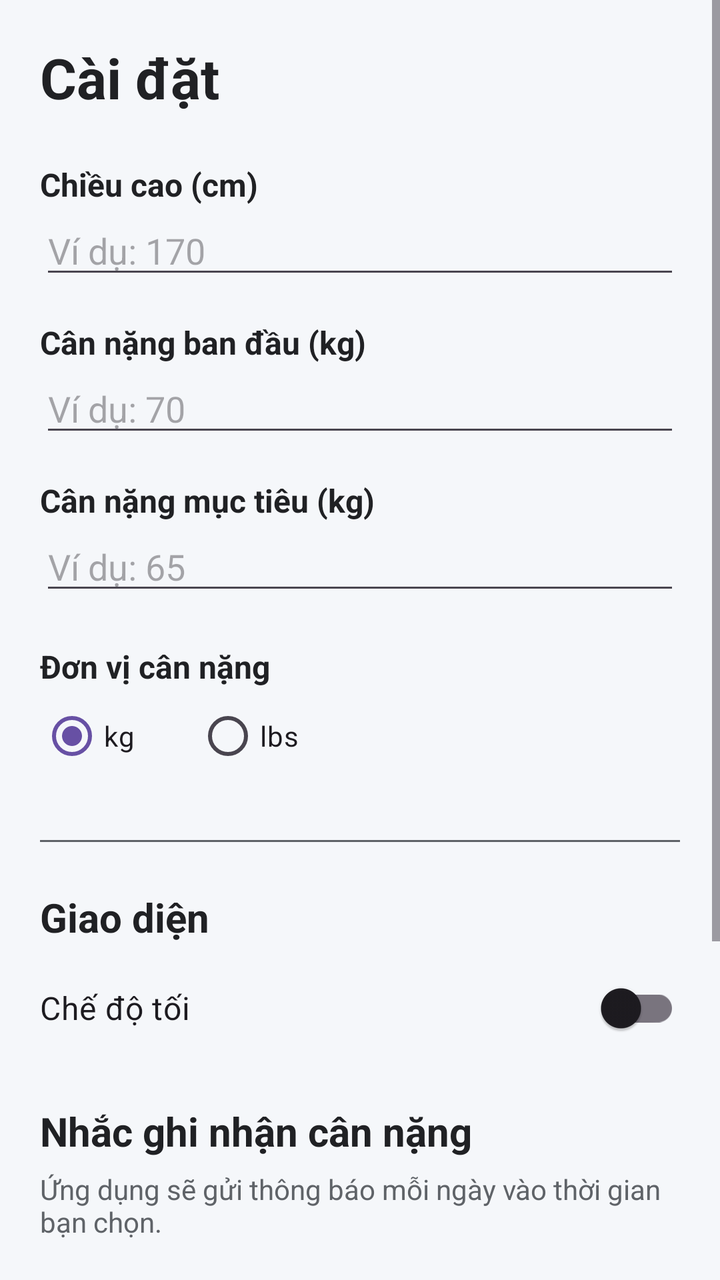
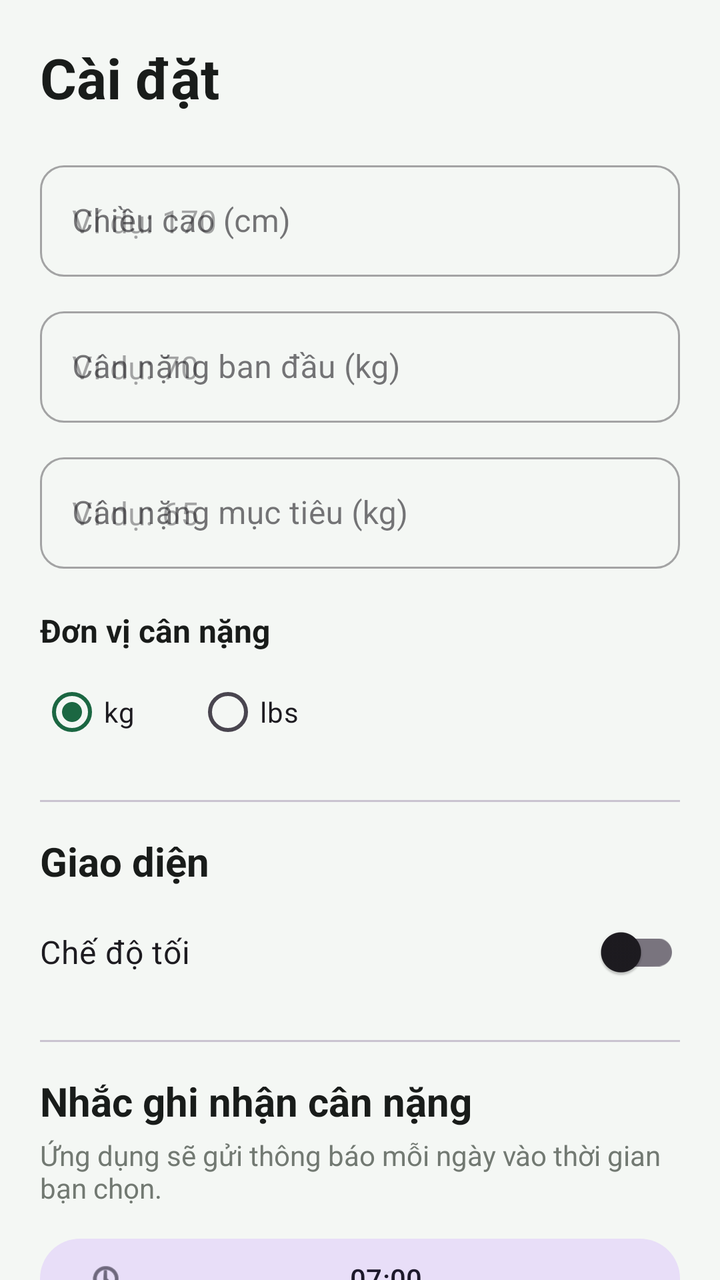

An Android layout rendered at two revisions. The XML below is the earlier revision; the diff shows what the commit changed to produce the second picture.
<!-- AndroidManifest.xml: application theme Theme.Theo_doi_can_nang -->
<!-- res/layout/activity_settings.xml -->
<?xml version="1.0" encoding="utf-8"?>
<ScrollView
    xmlns:android="http://schemas.android.com/apk/res/android"
    android:layout_width="match_parent"
    android:layout_height="match_parent"
    android:background="@color/app_background">

    <LinearLayout
        android:layout_width="match_parent"
        android:layout_height="wrap_content"
        android:orientation="vertical"
        android:padding="20dp">

        
        
        

        <TextView
            android:layout_width="wrap_content"
            android:layout_height="wrap_content"
            android:text="Cài đặt"
            android:textSize="28sp"
            android:textStyle="bold"
            android:textColor="@color/app_text" />

        
        
        

        <TextView
            android:layout_width="wrap_content"
            android:layout_height="wrap_content"
            android:layout_marginTop="24dp"
            android:text="Chiều cao (cm)"
            android:textSize="16sp"
            android:textStyle="bold"
            android:textColor="@color/app_text" />

        <EditText
            android:id="@+id/edtHeight"
            android:layout_width="match_parent"
            android:layout_height="wrap_content"
            android:hint="Ví dụ: 170"
            android:inputType="numberDecimal"
            android:autofillHints="height" />

        
        
        

        <TextView
            android:id="@+id/tvStartWeightLabel"
            android:layout_width="wrap_content"
            android:layout_height="wrap_content"
            android:layout_marginTop="16dp"
            android:text="Cân nặng ban đầu (kg)"
            android:textSize="16sp"
            android:textStyle="bold"
            android:textColor="@color/app_text" />

        <EditText
            android:id="@+id/edtStartWeight"
            android:layout_width="match_parent"
            android:layout_height="wrap_content"
            android:hint="Ví dụ: 70"
            android:inputType="numberDecimal"
            android:autofillHints="weight" />

        
        
        

        <TextView
            android:id="@+id/tvGoalWeightLabel"
            android:layout_width="wrap_content"
            android:layout_height="wrap_content"
            android:layout_marginTop="16dp"
            android:text="Cân nặng mục tiêu (kg)"
            android:textSize="16sp"
            android:textStyle="bold"
            android:textColor="@color/app_text" />

        <EditText
            android:id="@+id/edtGoalWeight"
            android:layout_width="match_parent"
            android:layout_height="wrap_content"
            android:hint="Ví dụ: 65"
            android:inputType="numberDecimal"
            android:autofillHints="weight" />

        
        
        

        <TextView
            android:layout_width="wrap_content"
            android:layout_height="wrap_content"
            android:layout_marginTop="20dp"
            android:text="Đơn vị cân nặng"
            android:textSize="16sp"
            android:textStyle="bold"
            android:textColor="@color/app_text" />

        <RadioGroup
            android:id="@+id/radioUnit"
            android:layout_width="match_parent"
            android:layout_height="wrap_content"
            android:orientation="horizontal">

            <RadioButton
                android:id="@+id/radioKg"
                android:layout_width="wrap_content"
                android:layout_height="wrap_content"
                android:text="kg"
                android:checked="true" />

            <RadioButton
                android:id="@+id/radioLbs"
                android:layout_width="wrap_content"
                android:layout_height="wrap_content"
                android:layout_marginStart="30dp"
                android:text="lbs" />

        </RadioGroup>

        
        
        

        <View
            android:layout_width="match_parent"
            android:layout_height="1dp"
            android:layout_marginTop="28dp"
            android:background="@color/app_secondary_text" />

        <TextView
            android:layout_width="wrap_content"
            android:layout_height="wrap_content"
            android:layout_marginTop="24dp"
            android:text="Giao diện"
            android:textSize="20sp"
            android:textStyle="bold"
            android:textColor="@color/app_text" />

        <androidx.appcompat.widget.SwitchCompat
            android:id="@+id/switchDarkMode"
            android:layout_width="match_parent"
            android:layout_height="wrap_content"
            android:layout_marginTop="8dp"
            android:text="Chế độ tối"
            android:textSize="16sp" />

        
        
        

        <TextView
            android:layout_width="wrap_content"
            android:layout_height="wrap_content"
            android:layout_marginTop="24dp"
            android:text="Nhắc ghi nhận cân nặng"
            android:textSize="20sp"
            android:textStyle="bold"
            android:textColor="@color/app_text" />

        <TextView
            android:layout_width="match_parent"
            android:layout_height="wrap_content"
            android:layout_marginTop="6dp"
            android:text="Ứng dụng sẽ gửi thông báo mỗi ngày vào thời gian bạn chọn."
            android:textSize="14sp"
            android:textColor="@color/app_secondary_text" />

        
        
        

        <TextView
            android:layout_width="wrap_content"
            android:layout_height="wrap_content"
            android:layout_marginTop="20dp"
            android:text="Giờ nhắc"
            android:textSize="16sp"
            android:textStyle="bold"
            android:textColor="@color/app_text" />

        <Button
            android:id="@+id/btnReminderTime"
            android:layout_width="match_parent"
            android:layout_height="wrap_content"
            android:layout_marginTop="8dp"
            android:text="07:00" />

        
        
        

        <androidx.appcompat.widget.SwitchCompat
            android:id="@+id/switchReminder"
            android:layout_width="match_parent"
            android:layout_height="wrap_content"
            android:layout_marginTop="12dp"
            android:text="Bật nhắc nhở hàng ngày"
            android:textSize="16sp" />

        
        
        

        <Button
            android:id="@+id/btnSaveSettings"
            android:layout_width="match_parent"
            android:layout_height="wrap_content"
            android:layout_marginTop="24dp"
            android:text="Lưu cài đặt" />

    </LinearLayout>

</ScrollView>
<!-- resources referenced by this layout -->
<resources>
  <color name="app_background">#F5F7FA</color>
  <color name="app_secondary_text">#5F6368</color>
  <color name="app_text">#202124</color>
  <style name="Theme.Theo_doi_can_nang" parent="Base.Theme.Theo_doi_can_nang" />
  <style name="Base.Theme.Theo_doi_can_nang" parent="Theme.Material3.DayNight.NoActionBar">
  
          
  
      </style>
</resources>

<!-- the commit's change to res/layout/activity_settings.xml (unified diff, before → after) -->
@@ -1,9 +1,11 @@
 <?xml version="1.0" encoding="utf-8"?>
-<ScrollView
+<androidx.core.widget.NestedScrollView
     xmlns:android="http://schemas.android.com/apk/res/android"
+    xmlns:app="http://schemas.android.com/apk/res-auto"
     android:layout_width="match_parent"
     android:layout_height="match_parent"
-    android:background="@color/app_background">
+    android:background="@color/app_background"
+    android:fillViewport="true">
 
     <LinearLayout
         android:layout_width="match_parent"
@@ -11,108 +13,115 @@
         android:orientation="vertical"
         android:padding="20dp">
 
-        
-        
-        
-
         <TextView
             android:layout_width="wrap_content"
             android:layout_height="wrap_content"
             android:text="Cài đặt"
+            android:textColor="@color/app_text"
             android:textSize="28sp"
-            android:textStyle="bold"
-            android:textColor="@color/app_text" />
-
-        
-        
-        
-
-        <TextView
-            android:layout_width="wrap_content"
-            android:layout_height="wrap_content"
-            android:layout_marginTop="24dp"
-            android:text="Chiều cao (cm)"
-            android:textSize="16sp"
-            android:textStyle="bold"
-            android:textColor="@color/app_text" />
-
-        <EditText
-            android:id="@+id/edtHeight"
-            android:layout_width="match_parent"
-            android:layout_height="wrap_content"
-            android:hint="Ví dụ: 170"
-            android:inputType="numberDecimal"
-            android:autofillHints="height" />
-
-        
-        
-        
+            android:textStyle="bold" />
+
+        
+        <com.google.android.material.textfield.TextInputLayout
+            style="@style/Widget.MaterialComponents.TextInputLayout.OutlinedBox"
+            android:layout_width="match_parent"
+            android:layout_height="wrap_content"
+            android:layout_marginTop="20dp"
+            android:hint="Chiều cao (cm)"
+            app:boxCornerRadiusBottomEnd="12dp"
+            app:boxCornerRadiusBottomStart="12dp"
+            app:boxCornerRadiusTopEnd="12dp"
+            app:boxCornerRadiusTopStart="12dp">
+
+            <com.google.android.material.textfield.TextInputEditText
+                android:id="@+id/edtHeight"
+                android:layout_width="match_parent"
+                android:layout_height="wrap_content"
+                android:autofillHints="height"
+                android:hint="Ví dụ: 170"
+                android:inputType="numberDecimal" />
+
+        </com.google.android.material.textfield.TextInputLayout>
+
+        
+        <com.google.android.material.textfield.TextInputLayout
+            style="@style/Widget.MaterialComponents.TextInputLayout.OutlinedBox"
+            android:layout_width="match_parent"
+            android:layout_height="wrap_content"
+            android:layout_marginTop="12dp"
+            android:hint="Cân nặng ban đầu (kg)"
+            app:boxCornerRadiusBottomEnd="12dp"
+            app:boxCornerRadiusBottomStart="12dp"
+            app:boxCornerRadiusTopEnd="12dp"
+            app:boxCornerRadiusTopStart="12dp">
+
+            <com.google.android.material.textfield.TextInputEditText
+                android:id="@+id/edtStartWeight"
+                android:layout_width="match_parent"
+                android:layout_height="wrap_content"
+                android:autofillHints="weight"
+                android:hint="Ví dụ: 70"
+                android:inputType="numberDecimal" />
+
+        </com.google.android.material.textfield.TextInputLayout>
 
         <TextView
             android:id="@+id/tvStartWeightLabel"
             android:layout_width="wrap_content"
             android:layout_height="wrap_content"
-            android:layout_marginTop="16dp"
-            android:text="Cân nặng ban đầu (kg)"
-            android:textSize="16sp"
-            android:textStyle="bold"
-            android:textColor="@color/app_text" />
-
-        <EditText
-            android:id="@+id/edtStartWeight"
-            android:layout_width="match_parent"
-            android:layout_height="wrap_content"
-            android:hint="Ví dụ: 70"
-            android:inputType="numberDecimal"
-            android:autofillHints="weight" />
-
-        
-        
-        
+            android:visibility="gone" />
+
+        
+        <com.google.android.material.textfield.TextInputLayout
+            style="@style/Widget.MaterialComponents.TextInputLayout.OutlinedBox"
+            android:layout_width="match_parent"
+            android:layout_height="wrap_content"
+            android:layout_marginTop="12dp"
+            android:hint="Cân nặng mục tiêu (kg)"
+            app:boxCornerRadiusBottomEnd="12dp"
+            app:boxCornerRadiusBottomStart="12dp"
+            app:boxCornerRadiusTopEnd="12dp"
+            app:boxCornerRadiusTopStart="12dp">
+
+            <com.google.android.material.textfield.TextInputEditText
+                android:id="@+id/edtGoalWeight"
+                android:layout_width="match_parent"
+                android:layout_height="wrap_content"
+                android:autofillHints="weight"
+                android:hint="Ví dụ: 65"
+                android:inputType="numberDecimal" />
+
+        </com.google.android.material.textfield.TextInputLayout>
 
         <TextView
             android:id="@+id/tvGoalWeightLabel"
             android:layout_width="wrap_content"
             android:layout_height="wrap_content"
-            android:layout_marginTop="16dp"
-            android:text="Cân nặng mục tiêu (kg)"
-            android:textSize="16sp"
-            android:textStyle="bold"
-            android:textColor="@color/app_text" />
-
-        <EditText
-            android:id="@+id/edtGoalWeight"
-            android:layout_width="match_parent"
-            android:layout_height="wrap_content"
-            android:hint="Ví dụ: 65"
-            android:inputType="numberDecimal"
-            android:autofillHints="weight" />
-
-        
-        
-        
-
+            android:visibility="gone" />
+
+        
         <TextView
             android:layout_width="wrap_content"
             android:layout_height="wrap_content"
             android:layout_marginTop="20dp"
             android:text="Đơn vị cân nặng"
+            android:textColor="@color/app_text"
             android:textSize="16sp"
-            android:textStyle="bold"
-            android:textColor="@color/app_text" />
+            android:textStyle="bold" />
 
         <RadioGroup
             android:id="@+id/radioUnit"
             android:layout_width="match_parent"
             android:layout_height="wrap_content"
+            android:layout_marginTop="6dp"
             android:orientation="horizontal">
 
             <RadioButton
                 android:id="@+id/radioKg"
                 android:layout_width="wrap_content"
                 android:layout_height="wrap_content"
-                android:text="kg"
-                android:checked="true" />
+                android:checked="true"
+                android:text="kg" />
 
             <RadioButton
                 android:id="@+id/radioLbs"
@@ -124,23 +133,19 @@
         </RadioGroup>
 
         
-        
-        
-
-        <View
-            android:layout_width="match_parent"
-            android:layout_height="1dp"
-            android:layout_marginTop="28dp"
-            android:background="@color/app_secondary_text" />
-
-        <TextView
-            android:layout_width="wrap_content"
-            android:layout_height="wrap_content"
-            android:layout_marginTop="24dp"
+        <com.google.android.material.divider.MaterialDivider
+            android:layout_width="match_parent"
+            android:layout_height="wrap_content"
+            android:layout_marginTop="20dp" />
+
+        <TextView
+            android:layout_width="wrap_content"
+            android:layout_height="wrap_content"
+            android:layout_marginTop="16dp"
             android:text="Giao diện"
+            android:textColor="@color/app_text"
             android:textSize="20sp"
-            android:textStyle="bold"
-            android:textColor="@color/app_text" />
+            android:textStyle="bold" />
 
         <androidx.appcompat.widget.SwitchCompat
             android:id="@+id/switchDarkMode"
@@ -151,69 +156,54 @@
             android:textSize="16sp" />
 
         
-        
-        
-
-        <TextView
-            android:layout_width="wrap_content"
-            android:layout_height="wrap_content"
-            android:layout_marginTop="24dp"
+        <com.google.android.material.divider.MaterialDivider
+            android:layout_width="match_parent"
+            android:layout_height="wrap_content"
+            android:layout_marginTop="20dp" />
+
+        <TextView
+            android:layout_width="wrap_content"
+            android:layout_height="wrap_content"
+            android:layout_marginTop="16dp"
             android:text="Nhắc ghi nhận cân nặng"
+            android:textColor="@color/app_text"
             android:textSize="20sp"
-            android:textStyle="bold"
-            android:textColor="@color/app_text" />
-
-        <TextView
-            android:layout_width="match_parent"
-            android:layout_height="wrap_content"
-            android:layout_marginTop="6dp"
+            android:textStyle="bold" />
+
+        <TextView
+            android:layout_width="match_parent"
+            android:layout_height="wrap_content"
+            android:layout_marginTop="4dp"
             android:text="Ứng dụng sẽ gửi thông báo mỗi ngày vào thời gian bạn chọn."
-            android:textSize="14sp"
-            android:textColor="@color/app_secondary_text" />
-
-        
-        
-        
-
-        <TextView
-            android:layout_width="wrap_content"
-            android:layout_height="wrap_content"
-            android:layout_marginTop="20dp"
-            android:text="Giờ nhắc"
-            android:textSize="16sp"
-            android:textStyle="bold"
-            android:textColor="@color/app_text" />
-
-        <Button
+            android:textColor="@color/app_secondary_text"
+            android:textSize="14sp" />
+
+        <com.google.android.material.button.MaterialButton
             android:id="@+id/btnReminderTime"
-            android:layout_width="match_parent"
-            android:layout_height="wrap_content"
-            android:layout_marginTop="8dp"
-            android:text="07:00" />
-
-        
-        
-        
+            style="@style/Widget.Material3.Button.TonalButton"
+            android:layout_width="match_parent"
+            android:layout_height="wrap_content"
+            android:layout_marginTop="12dp"
+            android:text="07:00"
+            app:icon="@android:drawable/ic_menu_recent_history" />
 
         <androidx.appcompat.widget.SwitchCompat
             android:id="@+id/switchReminder"
             android:layout_width="match_parent"
             android:layout_height="wrap_content"
-            android:layout_marginTop="12dp"
+            android:layout_marginTop="10dp"
             android:text="Bật nhắc nhở hàng ngày"
             android:textSize="16sp" />
 
         
-        
-        
-
-        <Button
+        <com.google.android.material.button.MaterialButton
             android:id="@+id/btnSaveSettings"
             android:layout_width="match_parent"
             android:layout_height="wrap_content"
             android:layout_marginTop="24dp"
-            android:text="Lưu cài đặt" />
+            android:text="Lưu cài đặt"
+            app:cornerRadius="12dp" />
 
     </LinearLayout>
 
-</ScrollView>
+</androidx.core.widget.NestedScrollView>
<!-- resource entries referenced after the edit -->
@@ -1,13 +1,21 @@
 <!-- resources referenced by this layout -->
 <resources>
-  <color name="app_background">#F5F7FA</color>
-  <color name="app_secondary_text">#5F6368</color>
-  <color name="app_text">#202124</color>
+  <color name="app_background">#F4F7F4</color>
+  <color name="app_secondary_text">#727972</color>
+  <color name="app_text">#191C1A</color>
   <style name="Theme.Theo_doi_can_nang" parent="Base.Theme.Theo_doi_can_nang" />
   <style name="Base.Theme.Theo_doi_can_nang" parent="Theme.Material3.DayNight.NoActionBar">
-  
-          
-  
+          <item name="colorPrimary">@color/primary</item>
+          <item name="colorOnPrimary">@color/on_primary</item>
+          <item name="colorPrimaryContainer">@color/primary_container</item>
+          <item name="colorOnPrimaryContainer">@color/on_primary_container</item>
+          <item name="android:statusBarColor">@color/app_background</item>
+          <item name="android:windowLightStatusBar">true</item>
+          <item name="android:windowBackground">@color/app_background</item>
       </style>
+  <color name="primary">#1B6742</color>
+  <color name="on_primary">#FFFFFF</color>
+  <color name="primary_container">#D1E8D9</color>
+  <color name="on_primary_container">#002111</color>
 </resources>
 
